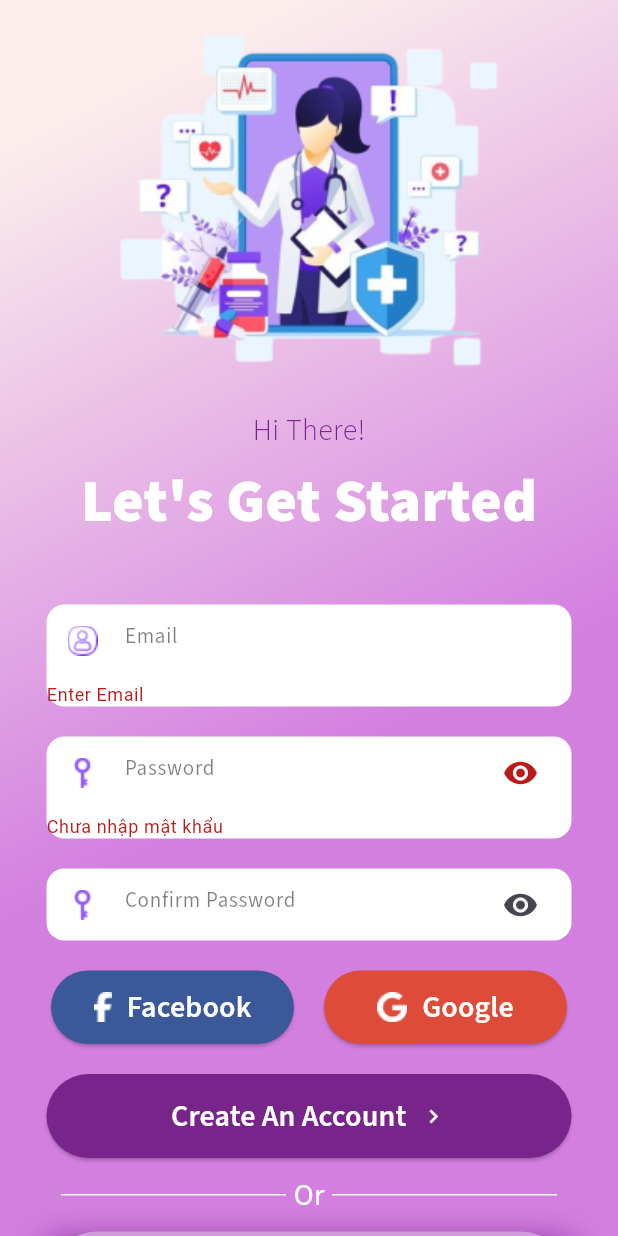
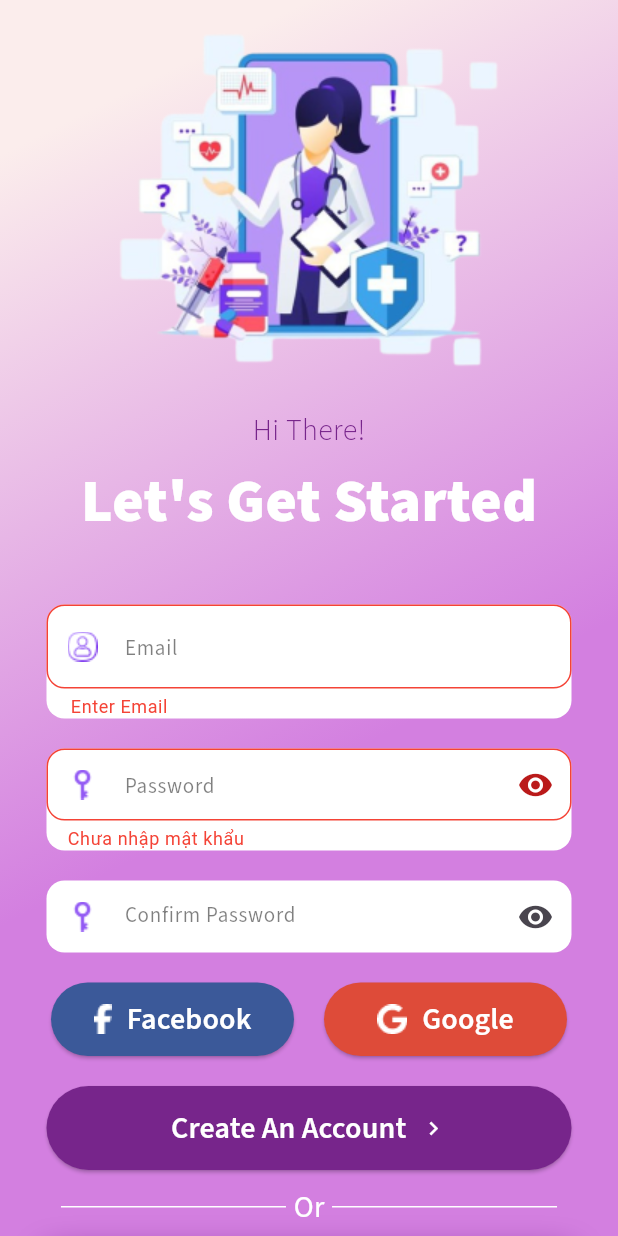
Before and after one commit to bleenee203/healthcare_app, a Flutter app: the screen it shows after launch, after a tap on "Continue", after a tap on "Create an Account", after a tap on "Create An Account", on a phone screen of 412 x 824 dp. Run offline on Flutter 3.47's test engine with Material 3 defaults, Android fonts, the phone set to English and light mode, and no system bars; our stand-ins replace carousel_slider, curved_navigation_bar, dio, go_router, hexcolor, lottie and 3 more.

Commit message:
Hoàn thiện thêm login

```diff
--- a/lib/src/presentation/pages/login_screen.dart
+++ b/lib/src/presentation/pages/login_screen.dart
@@ -2,6 +2,7 @@ import 'dart:convert';
 
 import 'package:dio/dio.dart';
 import 'package:flutter/cupertino.dart';
+import 'package:flutter/foundation.dart';
 import 'package:flutter/material.dart';
 import 'package:flutter/rendering.dart';
 import 'package:flutter/widgets.dart';
@@ -11,6 +12,7 @@ import 'package:healthcare_app/src/presentation/pages/config.dart';
 import 'package:shared_preferences/shared_preferences.dart';
 import 'package:http/http.dart' as http;
 import 'cookie_manager.dart';
+import 'overlay.dart';
 
 
 class LoginPage extends StatefulWidget {
@@ -45,23 +47,33 @@ class _LoginPageState extends State<LoginPage> {
         "password": passController.value.text
       };
 
-      var response = await http.post(Uri.parse('http://192.168.1.6:4000/api/user/login'),
+      var response = await http.post(Uri.parse('${url}user/login'),
           headers: {"Content-Type":"application/json"},
           body: jsonEncode(reqBody)
       );
       var jsonResponse = jsonDecode(response.body);
       print(reqBody);
       print(jsonResponse);
+      if (jsonResponse['success'] != null){
         if(jsonResponse['success']){
           if (response.headers['set-cookie'] != null) {
-          var refreshToken = response.headers['set-cookie']![0];
-          prefs.setString('refreshToken', refreshToken);
+            var refreshToken = response.headers['set-cookie'];
+             prefs.setString('refreshToken', refreshToken!);
           }
           prefs.setString('accessToken', jsonResponse['accessToken']);
           prefs.setString('email', jsonResponse['loginuser']['email']);
+          print(prefs.getString('refreshToken'));
+          // Sử dụng:
+          LoadingOverlay.show(context);
           context.pushNamed('tabs');
+          LoadingOverlay.hide();
         }else{
           print('Something went wrong');
+        }
+      } else {
+        String mess = jsonResponse['feedback'];
+        ScaffoldMessenger.of(context).showSnackBar(
+            SnackBar(content: Text(mess)));
       }
     }
   }
@@ -145,6 +157,16 @@ class _LoginPageState extends State<LoginPage> {
                           padding: const EdgeInsets.fromLTRB(0, 0, 0, 0),
                           child: TextFormField(
                             decoration: InputDecoration(
+                              errorStyle: const TextStyle(
+                                color: Colors.red,
+                                fontSize: 12,
+                              ),
+                              errorBorder: OutlineInputBorder(
+                                borderSide: const BorderSide(color: Colors.red),
+                                borderRadius: BorderRadius.circular(12),
+                              ),
+                              errorMaxLines: 2,
+                              contentPadding: const EdgeInsets.fromLTRB(10, 10, 20, 0),
                               prefixIcon: Image.asset('res/images/user-icon.png'),
                               hintText: "Email",
                               hintStyle: const TextStyle(
@@ -169,6 +191,7 @@ class _LoginPageState extends State<LoginPage> {
                               }
                               return null; // Email hợp lệ
                             },
+
                           ),
                         ),
                       ),
@@ -187,7 +210,16 @@ class _LoginPageState extends State<LoginPage> {
                             obscureText: passToggle,
                             controller: passController,
                             decoration: InputDecoration(
-                              contentPadding: const EdgeInsets.fromLTRB(0, 10, 20, 0),
+                              errorStyle: const TextStyle(
+                                color: Colors.red,
+                                fontSize: 12,
+                              ),
+                              errorBorder: OutlineInputBorder(
+                                borderSide: const BorderSide(color: Colors.red),
+                                borderRadius: BorderRadius.circular(12),
+                              ),
+                              errorMaxLines: 2,
+                              contentPadding: const EdgeInsets.fromLTRB(10, 10, 20, 0),
                               prefixIcon: Image.asset('res/images/key-icon.png'),
                               hintText: "Password",
                               hintStyle: const TextStyle(
@@ -304,11 +336,7 @@ class _LoginPageState extends State<LoginPage> {
                           child: ElevatedButton(
                               onPressed: () async {
                                 if (_formKey.currentState!.validate()) {
-                                  ScaffoldMessenger.of(context).showSnackBar(
-                                    const SnackBar(content: Text('Đăng nhập thành công')),
-                                  );
                                   loginUser();
-                                  print(prefs.getString('refreshToken'));
                                 }
                               },
                               style: ElevatedButton.styleFrom(
--- a/lib/src/presentation/pages/register_screen.dart
+++ b/lib/src/presentation/pages/register_screen.dart
@@ -5,6 +5,7 @@ import 'package:go_router/go_router.dart';
 import 'package:http/http.dart' as http;
 
 import 'config.dart';
+import 'overlay.dart';
 import 'verify_screen.dart';
 
 class Register extends StatefulWidget {
@@ -35,7 +36,10 @@ class _RegisterState extends State<Register> {
         print(jsonResponse);
         print(jsonResponse['succes']);
         if (jsonResponse['succes']) {
+          // Sử dụng:
+          LoadingOverlay.show(context);
           context.push('/verify2/$mail');
+          LoadingOverlay.hide();
         } else {
           print("SomeThing Went Wrong");
         }
--- a/lib/src/presentation/pages/resetPassword_screen.dart
+++ b/lib/src/presentation/pages/resetPassword_screen.dart
@@ -42,7 +42,7 @@ class _ResetPasswordState extends State<ResetPassword> {
         print(jsonResponse);
         print(jsonResponse['success']);
         if (jsonResponse['success']) {
-          context.go('/succes');
+          context.go('/success');
         } else {
           print("SomeThing Went Wrong");
         }
--- a/lib/src/presentation/pages/signup_screen.dart
+++ b/lib/src/presentation/pages/signup_screen.dart
@@ -10,6 +10,7 @@ import 'package:http/http.dart' as http;
 
 
 import 'config.dart';
+import 'overlay.dart';
 
 class SignupPage extends StatefulWidget {
   const SignupPage({super.key});
@@ -42,7 +43,10 @@ class _SignupPageState extends State<SignupPage> {
       var jsonResponse = jsonDecode(response.body);
       print(jsonResponse['succes']);
       if(jsonResponse['succes']){
+        // Sử dụng:
+        LoadingOverlay.show(context);
         context.go('/verify/$mail/$pass');
+        LoadingOverlay.hide();
       }else{
         print("SomeThing Went Wrong");
       }
@@ -119,9 +123,18 @@ class _SignupPageState extends State<SignupPage> {
                             borderRadius: BorderRadius.circular(12),
                             color: Colors.white,
                           ),
-                          padding: const EdgeInsets.fromLTRB(0, 0, 10 , 0),
+                          padding: const EdgeInsets.fromLTRB(0, 0, 0 , 0),
                           child: TextFormField(
                             decoration: InputDecoration(
+                              errorStyle: const TextStyle(
+                                color: Colors.red,
+                                fontSize: 12,
+                              ),
+                              errorBorder: OutlineInputBorder(
+                                borderSide: const BorderSide(color: Colors.red),
+                                borderRadius: BorderRadius.circular(12),
+                              ),
+                              errorMaxLines: 2,
                               prefixIcon: Image.asset('res/images/user-icon.png'),
                               hintText: "Email",
                               hintStyle: const TextStyle(
@@ -157,10 +170,20 @@ class _SignupPageState extends State<SignupPage> {
                             borderRadius: BorderRadius.circular(12),
                             color: Colors.white,
                           ),
-                          padding: const EdgeInsets.fromLTRB(0, 0, 10 , 0),
+                          padding: const EdgeInsets.fromLTRB(0, 0, 0 , 0),
                           child: TextFormField(
                             controller: passController,
                             decoration: InputDecoration(
+                              errorStyle: const TextStyle(
+                                color: Colors.red,
+                                fontSize: 12,
+                              ),
+                              errorBorder: OutlineInputBorder(
+                                borderSide: const BorderSide(color: Colors.red),
+                                borderRadius: BorderRadius.circular(12),
+                              ),
+                              errorMaxLines: 2,
+                              contentPadding: const EdgeInsets.fromLTRB(10, 10, 20, 0),
                               prefixIcon: Image.asset('res/images/key-icon.png'),
                               hintText: "Password",
                               hintStyle: const TextStyle(
@@ -206,11 +229,21 @@ class _SignupPageState extends State<SignupPage> {
                             borderRadius: BorderRadius.circular(12),
                             color: Colors.white,
                           ),
-                          padding: const EdgeInsets.fromLTRB(0, 0, 10 , 0),
+                          padding: const EdgeInsets.fromLTRB(0, 0, 0 , 0),
                           child: TextFormField(
                             controller: confirmPassController,
                             obscureText: confirmPassToggle,
                             decoration: InputDecoration(
+                              errorStyle: const TextStyle(
+                                color: Colors.red,
+                                fontSize: 12,
+                              ),
+                              errorBorder: OutlineInputBorder(
+                                borderSide: const BorderSide(color: Colors.red),
+                                borderRadius: BorderRadius.circular(12),
+                              ),
+                              errorMaxLines: 2,
+                              contentPadding: const EdgeInsets.fromLTRB(10, 10, 20, 0),
                               prefixIcon: Image.asset('res/images/key-icon.png'),
                               hintText: "Confirm Password",
                               hintStyle: const TextStyle(
```
Also changed, not shown: lib/src/presentation/pages/overlay.dart (added, +26 -0 lines), lib/src/presentation/pages/user_screen.dart (+42 -4 lines), lib/src/presentation/pages/verify_screen.dart (+9 -4 lines). Lines whose indentation alone changed are shown as unchanged.
